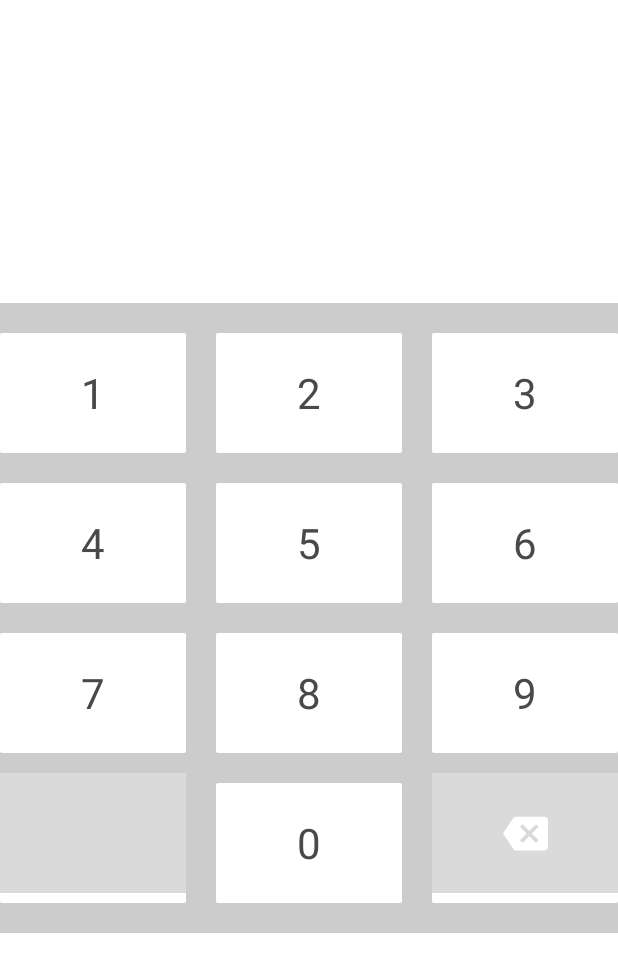
After one commit to jarvis4901/device_android, an Android app: the layout fragment_dialog_keyboard.xml on its own in the app's theme, with its tools: preview values and no code run, on a phone screen of 412 x 824 dp. The commit adds this screen. Shown: the top 972 px of the screen. Run offline under Robolectric (Android 15) with nearby library versions, the phone set to English and light mode, and no system bars.

Commit message:
feat:自定义键盘基本样式

```diff
--- a/app/build.gradle
+++ b/app/build.gradle
@@ -6,7 +6,7 @@ plugins {
 
 android {
     compileSdkVersion 29
-    buildToolsVersion "30.0.3"
+    buildToolsVersion '29.0.2'
 
     defaultConfig {
         applicationId "com.bepi.ugandroid"
--- /dev/null
+++ b/app/src/main/java/com/bepi/ugandroid/ui/common/CustomKeyBoardView.kt
@@ -0,0 +1,154 @@
+package com.bepi.ugandroid.ui.common
+
+import android.content.Context
+import android.graphics.Canvas
+import android.graphics.Rect
+import android.graphics.drawable.ColorDrawable
+import android.graphics.drawable.Drawable
+import android.inputmethodservice.Keyboard
+import android.inputmethodservice.KeyboardView
+import android.inputmethodservice.KeyboardView.OnKeyboardActionListener
+import android.util.AttributeSet
+import android.util.Log
+import com.bepi.ugandroid.R
+import java.util.*
+
+
+class CustomKeyBoardView : KeyboardView, OnKeyboardActionListener {
+    private val delKeyBackgroundColor = -0x252526
+    private var keyIconRect: Rect? = null
+    private val keyGap: Int = 20
+
+    constructor(context: Context, attrs: AttributeSet?) : super(context, attrs) {
+        Log.d(TAG, "PwdKeyboardView: two params")
+        init(context)
+    }
+
+    constructor(context: Context, attrs: AttributeSet?, defStyleAttr: Int) : super(
+        context,
+        attrs,
+        defStyleAttr
+    ) {
+        Log.d(TAG, "PwdKeyboardView: three params")
+        init(context)
+    }
+
+    private fun init(context: Context) {
+        val keyboard = Keyboard(context, R.xml.custom_keyboard) // 初始化 keyboard
+        setKeyboard(keyboard)
+        isEnabled = true
+        isFocusable = true
+        isPreviewEnabled = false // 设置点击按键不显示预览气泡
+        onKeyboardActionListener = this
+    }
+
+    /**
+     * 重新绘制删除按键和空白键
+     */
+    override fun onDraw(canvas: Canvas) {
+        super.onDraw(canvas)
+        val keys = keyboard.keys
+        for (key in keys) {
+            if (key.codes[0] == KEY_EMPTY) {
+                // 绘制空白键背景
+                drawKeyBackground(key, canvas, delKeyBackgroundColor)
+            }
+            if (key.codes[0] == Keyboard.KEYCODE_DELETE) {
+                // 删除删除按键背景
+                drawKeyBackground(key, canvas, delKeyBackgroundColor)
+                // 绘制删除按键图标
+                drawKeyIcon(key, canvas, resources.getDrawable(R.drawable.icon_backspace))
+            }
+        }
+    }
+
+    /**
+     * 绘制按键的背景
+     */
+    private fun drawKeyBackground(key: Keyboard.Key, canvas: Canvas, color: Int) {
+        val drawable = ColorDrawable(color)
+
+        drawable.setBounds(key.x, key.y + keyGap, key.x + key.width, key.y + key.height + 20)
+        drawable.draw(canvas)
+    }
+
+    /**
+     * 绘制按键的 icon
+     */
+    private fun drawKeyIcon(key: Keyboard.Key, canvas: Canvas, iconDrawable: Drawable?) {
+        if (iconDrawable == null) {
+            return
+        }
+        // 计算按键icon 的rect 范围
+        if (keyIconRect == null || keyIconRect!!.isEmpty()) {
+            // 得到 keyicon 的显示大小，因为图片放在不同的drawable-dpi目录下，显示大小也不一样
+            val intrinsicWidth = iconDrawable.intrinsicWidth
+            val intrinsicHeight = iconDrawable.intrinsicHeight
+            var drawWidth = intrinsicWidth
+            var drawHeight = intrinsicHeight
+            // 限制图片的大小，防止图片按键范围
+            if (drawWidth > key.width) {
+                drawWidth = key.width
+                // 此时高就按照比例缩放
+                drawHeight = (drawWidth * 1.0f / intrinsicWidth * intrinsicHeight).toInt()
+            } else if (drawHeight > key.height) {
+                drawHeight = key.height
+                drawWidth = (drawHeight * 1.0f / intrinsicHeight * intrinsicWidth).toInt()
+            }
+            // 获取图片的 x,y 坐标,图片在按键的正中间
+            val left = key.x + key.width / 2 - drawWidth / 2
+            val top = key.y + key.height / 2 - drawHeight / 2 + keyGap
+            keyIconRect = Rect(left, top, left + drawWidth, top + drawHeight)
+        }
+        if (keyIconRect != null && !keyIconRect!!.isEmpty()) {
+            iconDrawable.bounds = keyIconRect as Rect
+            iconDrawable.draw(canvas)
+        }
+    }
+
+    override fun onPress(primaryCode: Int) {}
+    override fun onRelease(primaryCode: Int) {}
+
+    /**
+     * 处理按键的点击事件
+     */
+    override fun onKey(primaryCode: Int, keyCodes: IntArray) {
+        Log.d(
+            TAG,
+            "onKey: primaryCode = " + primaryCode + ", keyCodes = " + Arrays.toString(keyCodes)
+        )
+        if (primaryCode == KEY_EMPTY) {
+            return
+        }
+        if (listener != null) {
+            if (primaryCode == Keyboard.KEYCODE_DELETE) {
+                listener!!.onDelete()
+            } else {
+//                listener!!.onInput(primaryCode as Char.toString())
+            }
+        }
+    }
+
+    override fun onText(charSequence: CharSequence) {}
+    override fun swipeLeft() {}
+    override fun swipeRight() {}
+    override fun swipeDown() {}
+    override fun swipeUp() {}
+    interface OnKeyListener {
+        // 输入回调
+        fun onInput(text: String?)
+
+        // 删除回调
+        fun onDelete()
+    }
+
+    private var listener: OnKeyListener? = null
+    fun setOnKeyListener(listener: OnKeyListener?) {
+        this.listener = listener
+    }
+
+    companion object {
+        private const val TAG = "PwdKeyboardView"
+        private const val KEY_EMPTY = -10
+    }
+}
--- a/app/src/main/res/drawable/icon_backspace.xml
+++ b/app/src/main/res/drawable/icon_backspace.xml
@@ -1,6 +1,6 @@
 <vector xmlns:android="http://schemas.android.com/apk/res/android"
-    android:width="24dp"
-    android:height="24dp"
+    android:width="30dp"
+    android:height="30dp"
     android:viewportWidth="24"
     android:viewportHeight="24"
     android:tint="?attr/colorControlNormal">
--- /dev/null
+++ b/app/src/main/res/drawable/selector_key_board.xml
@@ -0,0 +1,18 @@
+<?xml version="1.0" encoding="utf-8"?>
+<selector xmlns:android="http://schemas.android.com/apk/res/android">
+    <item android:state_pressed="true">
+        <shape>
+            <!--色值-->
+            <solid android:color="#EAEEED" />
+            <!--圆角-->
+            <corners android:radius="1dp" />
+        </shape>
+    </item>
+    <!--默认背景-->
+    <item>
+        <shape>
+            <solid android:color="#FFFFFF" />
+            <corners android:radius="1dp" />
+        </shape>
+    </item>
+</selector>
--- /dev/null
+++ b/app/src/main/res/drawable/shape_fragment_keyboard.xml
@@ -0,0 +1,7 @@
+<?xml version="1.0" encoding="utf-8"?>
+<shape xmlns:android="http://schemas.android.com/apk/res/android">
+<!--    <padding android:top="20dp" android:right="20dp" android:left="20dp" android:bottom="20dp"></padding>-->
+    <stroke
+        android:width="5dp"
+        android:color="#c9c9c9"></stroke>
+</shape>
--- /dev/null
+++ b/app/src/main/res/layout/fragment_dialog_keyboard.xml
@@ -0,0 +1,24 @@
+<?xml version="1.0" encoding="utf-8"?>
+<LinearLayout xmlns:android="http://schemas.android.com/apk/res/android"
+    android:layout_width="wrap_content"
+    android:layout_height="wrap_content"
+    android:layout_gravity="center_horizontal|center_vertical"
+    android:background="@drawable/shape_fragment_keyboard"
+    android:gravity="center_vertical"
+    android:orientation="vertical">
+
+    <com.bepi.ugandroid.ui.common.CustomKeyBoardView
+        android:id="@+id/key_board"
+        android:layout_width="wrap_content"
+        android:layout_height="wrap_content"
+        android:background="@color/keyboardBgColor"
+        android:keepScreenOn="false"
+        android:keyBackground="@drawable/selector_key_board"
+        android:keyTextColor="@color/keyboardTextColor"
+        android:keyTextSize="@dimen/keyboardSize"
+        android:paddingTop="@dimen/keyboardGap"
+        android:paddingRight="@dimen/keyboardGap"
+        android:paddingBottom="@dimen/keyboardGap"
+        android:shadowRadius="0" />
+
+</LinearLayout>
--- a/app/src/main/res/values/colors.xml
+++ b/app/src/main/res/values/colors.xml
@@ -15,5 +15,8 @@
     <color name="btnBlue">#1B8AFE</color>
     <color name="dividerColor">#1B8AFE</color>
 
+    <color name="keyboardBgColor">#CCCCCC</color>
+    <color name="keyboardTextColor">#494949</color>
+
 
 </resources>
--- a/app/src/main/res/values/dimens.xml
+++ b/app/src/main/res/values/dimens.xml
@@ -2,7 +2,6 @@
 <resources>
     <dimen name="dp_2">2dp</dimen>
     <dimen name="dp_49">49dp</dimen>
-
     <dimen name="sp_28">28sp</dimen>
 
     <dimen name="homeBannerHeight">1012dp</dimen>
@@ -12,4 +11,11 @@
     <dimen name="homeBtnTextSize">30sp</dimen>
     <dimen name="imgBackWidth">15dp</dimen>
     <dimen name="imgBackHeight">26dp</dimen>
+
+
+    <dimen name="keyboardWidth">180dp</dimen>
+    <dimen name="keyboardHeight">80dp</dimen>
+    <dimen name="keyboardGap">20dp</dimen>
+    <dimen name="keyboardSize">28dp</dimen>
+
 </resources>
--- /dev/null
+++ b/app/src/main/res/values/style.xml
@@ -0,0 +1,2 @@
+<?xml version="1.0" encoding="utf-8"?>
+<resources></resources>
--- a/app/src/main/res/xml/keyboard.xml
+++ b/app/src/main/res/xml/custom_keyboard.xml
@@ -1,9 +1,9 @@
-<?xml version="1.0" encoding="utf-8"?>
 <Keyboard xmlns:android="http://schemas.android.com/apk/res/android"
-    android:horizontalGap="1dp"
-    android:keyHeight="8%p"
-    android:keyWidth="33.3333%p"
-    android:verticalGap="1dp">
+    android:horizontalGap="@dimen/keyboardGap"
+    android:keyWidth="@dimen/keyboardWidth"
+    android:keyHeight="@dimen/keyboardHeight"
+    android:verticalGap="@dimen/keyboardGap"
+    >
 
     <Row>
         <Key
--- a/app/src/main/res/xml/dialog_style.xml
+++ /dev/null
@@ -1,5 +0,0 @@
-<?xml version="1.0" encoding="utf-8"?>
-<style name="mydialog">
-    <item name="@android:windowEnterAnimation">@anim/dialog_enter</item>
-    <item name="@android:windowExitAnimation">@anim/dialog_exit</item>
-</style>
```
Also changed, not shown: app/src/main/java/com/bepi/ugandroid/base/ui/BaseDialog.kt (+21 -19 lines), app/src/main/java/com/bepi/ugandroid/ui/common/CustomKeyboardDialogFragment.kt (added, +98 -0 lines), app/src/main/java/com/bepi/ugandroid/ui/pickup/PickupFragment.kt (+18 -15 lines), app/src/main/res/values/attrs.xml (+2 -7 lines).
